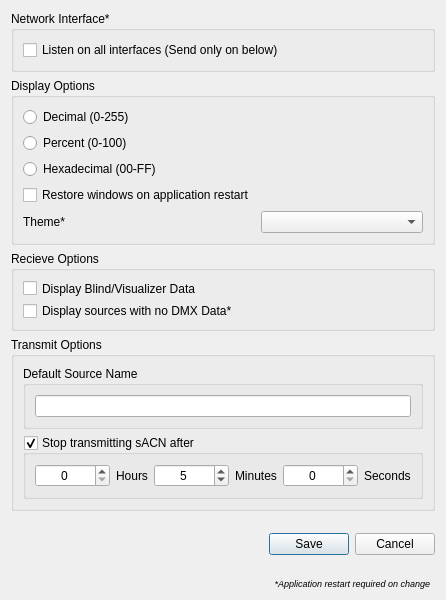
Above: ui/preferencesdialog.ui from docsteer/sacnview before the change. Below: the same form after it.
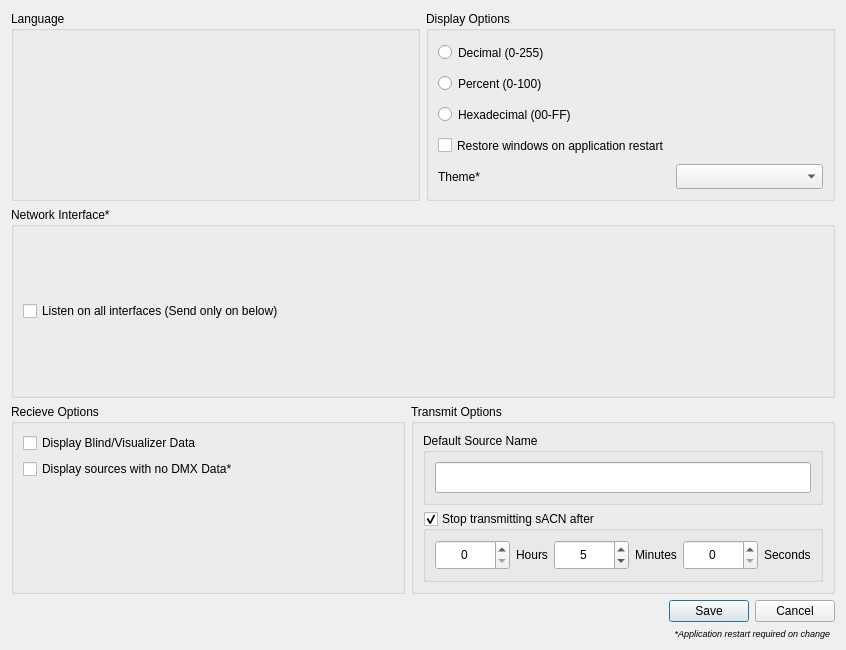
That is the form after the change. Icons and pictures are not drawn.

Patch:
```diff
--- a/ui/preferencesdialog.ui
+++ b/ui/preferencesdialog.ui
@@ -6,12 +6,12 @@
    <rect>
     <x>0</x>
     <y>0</y>
-    <width>420</width>
-    <height>600</height>
+    <width>846</width>
+    <height>650</height>
    </rect>
   </property>
   <property name="sizePolicy">
-   <sizepolicy hsizetype="Preferred" vsizetype="Expanding">
+   <sizepolicy hsizetype="Expanding" vsizetype="Expanding">
     <horstretch>0</horstretch>
     <verstretch>0</verstretch>
    </sizepolicy>
@@ -23,36 +23,34 @@
    <iconset resource="../res/resources.qrc">
     <normaloff>:/icons/settings.png</normaloff>:/icons/settings.png</iconset>
   </property>
-  <layout class="QVBoxLayout" name="verticalLayout_4">
+  <layout class="QVBoxLayout" name="verticalLayout_2" stretch="1,1,1,0">
    <property name="sizeConstraint">
     <enum>QLayout::SetMinimumSize</enum>
    </property>
-   <item alignment="Qt::AlignVCenter">
-    <widget class="QGroupBox" name="gbNetworkInterface">
+   <item>
+    <layout class="QHBoxLayout" name="hlDisplayOptions">
+     <item>
+      <widget class="QGroupBox" name="gbLanguage">
      <property name="sizePolicy">
-      <sizepolicy hsizetype="Preferred" vsizetype="Expanding">
+        <sizepolicy hsizetype="Expanding" vsizetype="Expanding">
        <horstretch>0</horstretch>
        <verstretch>0</verstretch>
       </sizepolicy>
      </property>
      <property name="title">
-      <string>Network Interface*</string>
-     </property>
-     <layout class="QVBoxLayout" name="verticalLayout_NetworkInterfaces">
+        <string>Language</string>
+       </property>
+       <layout class="QVBoxLayout" name="verticalLayout_7">
       <item>
-       <widget class="QCheckBox" name="cbListenAll">
-        <property name="text">
-         <string>Listen on all interfaces (Send only on below)</string>
-        </property>
-       </widget>
+         <layout class="QVBoxLayout" name="vlLanguage"/>
       </item>
      </layout>
     </widget>
    </item>
-   <item alignment="Qt::AlignVCenter">
+     <item>
     <widget class="QGroupBox" name="gbDisplayFormat">
      <property name="sizePolicy">
-      <sizepolicy hsizetype="Preferred" vsizetype="MinimumExpanding">
+        <sizepolicy hsizetype="Expanding" vsizetype="Expanding">
        <horstretch>0</horstretch>
        <verstretch>0</verstretch>
       </sizepolicy>
@@ -67,78 +65,139 @@
       <string>Display Options</string>
      </property>
      <layout class="QFormLayout" name="formLayout">
-      <item row="6" column="1">
-       <widget class="QComboBox" name="cbTheme"/>
-      </item>
-      <item row="6" column="0">
-       <widget class="QLabel" name="label">
-        <property name="text">
-         <string>Theme*</string>
-        </property>
-       </widget>
-      </item>
-      <item row="3" column="0">
-       <widget class="QCheckBox" name="cbRestoreWindows">
-        <property name="text">
-         <string>Restore windows on application restart</string>
-        </property>
-       </widget>
-      </item>
-      <item row="2" column="0">
-       <widget class="QRadioButton" name="HexDisplayFormat">
-        <property name="text">
-         <string>Hexadecimal (00-FF)</string>
-        </property>
-       </widget>
-      </item>
-      <item row="1" column="0">
-       <widget class="QRadioButton" name="PercentDisplayFormat">
-        <property name="text">
-         <string>Percent (0-100)</string>
-        </property>
-       </widget>
-      </item>
       <item row="0" column="0">
        <widget class="QRadioButton" name="DecimalDisplayFormat">
         <property name="enabled">
          <bool>true</bool>
         </property>
+          <property name="sizePolicy">
+           <sizepolicy hsizetype="Expanding" vsizetype="Expanding">
+            <horstretch>0</horstretch>
+            <verstretch>0</verstretch>
+           </sizepolicy>
+          </property>
         <property name="text">
          <string>Decimal (0-255)</string>
         </property>
        </widget>
       </item>
+        <item row="1" column="0">
+         <widget class="QRadioButton" name="PercentDisplayFormat">
+          <property name="sizePolicy">
+           <sizepolicy hsizetype="Expanding" vsizetype="Expanding">
+            <horstretch>0</horstretch>
+            <verstretch>0</verstretch>
+           </sizepolicy>
+          </property>
+          <property name="text">
+           <string>Percent (0-100)</string>
+          </property>
+         </widget>
+        </item>
+        <item row="2" column="0">
+         <widget class="QRadioButton" name="HexDisplayFormat">
+          <property name="sizePolicy">
+           <sizepolicy hsizetype="Expanding" vsizetype="Expanding">
+            <horstretch>0</horstretch>
+            <verstretch>0</verstretch>
+           </sizepolicy>
+          </property>
+          <property name="text">
+           <string>Hexadecimal (00-FF)</string>
+          </property>
+         </widget>
+        </item>
+        <item row="3" column="0">
+         <widget class="QCheckBox" name="cbRestoreWindows">
+          <property name="sizePolicy">
+           <sizepolicy hsizetype="Expanding" vsizetype="Expanding">
+            <horstretch>0</horstretch>
+            <verstretch>0</verstretch>
+           </sizepolicy>
+          </property>
+          <property name="text">
+           <string>Restore windows on application restart</string>
+          </property>
+         </widget>
+        </item>
+        <item row="6" column="0">
+         <widget class="QLabel" name="label">
+          <property name="sizePolicy">
+           <sizepolicy hsizetype="Expanding" vsizetype="Expanding">
+            <horstretch>0</horstretch>
+            <verstretch>0</verstretch>
+           </sizepolicy>
+          </property>
+          <property name="text">
+           <string>Theme*</string>
+          </property>
+         </widget>
+        </item>
+        <item row="6" column="1">
+         <widget class="QComboBox" name="cbTheme">
+          <property name="sizePolicy">
+           <sizepolicy hsizetype="Expanding" vsizetype="Expanding">
+            <horstretch>0</horstretch>
+            <verstretch>0</verstretch>
+           </sizepolicy>
+          </property>
+         </widget>
+        </item>
      </layout>
     </widget>
    </item>
-   <item alignment="Qt::AlignVCenter">
+    </layout>
+   </item>
+   <item>
+    <layout class="QHBoxLayout" name="hlNetworkOptions">
+     <item>
+      <widget class="QGroupBox" name="gbNetworkInterface">
+       <property name="sizePolicy">
+        <sizepolicy hsizetype="Expanding" vsizetype="Expanding">
+         <horstretch>0</horstretch>
+         <verstretch>0</verstretch>
+        </sizepolicy>
+       </property>
+       <property name="title">
+        <string>Network Interface*</string>
+       </property>
+       <layout class="QVBoxLayout" name="verticalLayout_NetworkInterfaces">
+        <item>
+         <widget class="QCheckBox" name="cbListenAll">
+          <property name="sizePolicy">
+           <sizepolicy hsizetype="Expanding" vsizetype="Expanding">
+            <horstretch>0</horstretch>
+            <verstretch>0</verstretch>
+           </sizepolicy>
+          </property>
+          <property name="text">
+           <string>Listen on all interfaces (Send only on below)</string>
+          </property>
+         </widget>
+        </item>
+       </layout>
+      </widget>
+     </item>
+    </layout>
+   </item>
+   <item>
+    <layout class="QHBoxLayout" name="hlSendRecieveOptions">
+     <item>
     <widget class="QGroupBox" name="gbRecieveOptions">
      <property name="sizePolicy">
-      <sizepolicy hsizetype="Preferred" vsizetype="MinimumExpanding">
+        <sizepolicy hsizetype="Expanding" vsizetype="Expanding">
        <horstretch>0</horstretch>
        <verstretch>0</verstretch>
       </sizepolicy>
      </property>
-     <property name="minimumSize">
-      <size>
-       <width>0</width>
-       <height>80</height>
-      </size>
-     </property>
-     <property name="maximumSize">
-      <size>
-       <width>16777215</width>
-       <height>50</height>
-      </size>
-     </property>
      <property name="title">
       <string>Recieve Options</string>
      </property>
-     <layout class="QVBoxLayout" name="verticalLayout">
+       <layout class="QVBoxLayout" name="verticalLayout" stretch="0,0,1">
       <item>
        <widget class="QCheckBox" name="cbDisplayBlind">
         <property name="sizePolicy">
-         <sizepolicy hsizetype="Minimum" vsizetype="Preferred">
+           <sizepolicy hsizetype="Expanding" vsizetype="Expanding">
           <horstretch>0</horstretch>
           <verstretch>0</verstretch>
          </sizepolicy>
@@ -157,39 +216,34 @@
       <item>
        <widget class="QCheckBox" name="cbDisplayDDOnlys">
         <property name="sizePolicy">
-         <sizepolicy hsizetype="Minimum" vsizetype="Preferred">
+           <sizepolicy hsizetype="Expanding" vsizetype="Expanding">
           <horstretch>0</horstretch>
           <verstretch>0</verstretch>
          </sizepolicy>
         </property>
-        <property name="maximumSize">
-         <size>
-          <width>16777215</width>
-          <height>30</height>
-         </size>
-        </property>
         <property name="text">
          <string>Display sources with no DMX Data*</string>
         </property>
        </widget>
       </item>
+        <item>
+         <spacer name="verticalSpacer">
+          <property name="orientation">
+           <enum>Qt::Vertical</enum>
+          </property>
+         </spacer>
+        </item>
      </layout>
     </widget>
    </item>
-   <item alignment="Qt::AlignVCenter">
+     <item>
     <widget class="QGroupBox" name="gbTransmitOptions">
      <property name="sizePolicy">
-      <sizepolicy hsizetype="Preferred" vsizetype="MinimumExpanding">
+        <sizepolicy hsizetype="Expanding" vsizetype="Expanding">
        <horstretch>0</horstretch>
        <verstretch>0</verstretch>
       </sizepolicy>
      </property>
-     <property name="minimumSize">
-      <size>
-       <width>0</width>
-       <height>170</height>
-      </size>
-     </property>
      <property name="title">
       <string>Transmit Options</string>
      </property>
@@ -197,7 +251,7 @@
       <item>
        <widget class="QGroupBox" name="gbTransmitName">
         <property name="sizePolicy">
-         <sizepolicy hsizetype="Preferred" vsizetype="Expanding">
+           <sizepolicy hsizetype="Expanding" vsizetype="Expanding">
           <horstretch>0</horstretch>
           <verstretch>0</verstretch>
          </sizepolicy>
@@ -208,6 +262,12 @@
         <layout class="QVBoxLayout" name="verticalLayout_5">
          <item>
           <widget class="QLineEdit" name="leDefaultSourceName">
+             <property name="sizePolicy">
+              <sizepolicy hsizetype="Expanding" vsizetype="Expanding">
+               <horstretch>0</horstretch>
+               <verstretch>0</verstretch>
+              </sizepolicy>
+             </property>
            <property name="maxLength">
             <number>63</number>
            </property>
@@ -222,7 +282,7 @@
       <item>
        <widget class="QGroupBox" name="gbTransmitTimeout">
         <property name="sizePolicy">
-         <sizepolicy hsizetype="Preferred" vsizetype="Expanding">
+           <sizepolicy hsizetype="Expanding" vsizetype="Expanding">
           <horstretch>0</horstretch>
           <verstretch>0</verstretch>
          </sizepolicy>
@@ -241,6 +301,12 @@
            </property>
            <item>
             <widget class="QSpinBox" name="NumOfHoursOfSacn">
+               <property name="sizePolicy">
+                <sizepolicy hsizetype="Expanding" vsizetype="Expanding">
+                 <horstretch>0</horstretch>
+                 <verstretch>0</verstretch>
+                </sizepolicy>
+               </property>
              <property name="minimumSize">
               <size>
                <width>75</width>
@@ -257,6 +323,12 @@
            </item>
            <item>
             <widget class="QLabel" name="label_4">
+               <property name="sizePolicy">
+                <sizepolicy hsizetype="Expanding" vsizetype="Expanding">
+                 <horstretch>0</horstretch>
+                 <verstretch>0</verstretch>
+                </sizepolicy>
+               </property>
              <property name="text">
               <string>Hours</string>
              </property>
@@ -264,6 +336,12 @@
            </item>
            <item>
             <widget class="QSpinBox" name="NumOfMinOfSacn">
+               <property name="sizePolicy">
+                <sizepolicy hsizetype="Expanding" vsizetype="Expanding">
+                 <horstretch>0</horstretch>
+                 <verstretch>0</verstretch>
+                </sizepolicy>
+               </property>
              <property name="minimumSize">
               <size>
                <width>75</width>
@@ -283,6 +361,12 @@
            </item>
            <item>
             <widget class="QLabel" name="label_3">
+               <property name="sizePolicy">
+                <sizepolicy hsizetype="Expanding" vsizetype="Expanding">
+                 <horstretch>0</horstretch>
+                 <verstretch>0</verstretch>
+                </sizepolicy>
+               </property>
              <property name="text">
               <string>Minutes</string>
              </property>
@@ -290,6 +374,12 @@
            </item>
            <item>
             <widget class="QSpinBox" name="NumOfSecOfSacn">
+               <property name="sizePolicy">
+                <sizepolicy hsizetype="Expanding" vsizetype="Expanding">
+                 <horstretch>0</horstretch>
+                 <verstretch>0</verstretch>
+                </sizepolicy>
+               </property>
              <property name="minimumSize">
               <size>
                <width>75</width>
@@ -309,6 +399,12 @@
            </item>
            <item>
             <widget class="QLabel" name="label_2">
+               <property name="sizePolicy">
+                <sizepolicy hsizetype="Expanding" vsizetype="Expanding">
+                 <horstretch>0</horstretch>
+                 <verstretch>0</verstretch>
+                </sizepolicy>
+               </property>
              <property name="text">
               <string>Seconds</string>
              </property>
@@ -322,10 +418,14 @@
      </layout>
     </widget>
    </item>
-   <item alignment="Qt::AlignVCenter">
+    </layout>
+   </item>
+   <item>
+    <layout class="QVBoxLayout" name="vlSaveCancel">
+     <item>
     <widget class="QDialogButtonBox" name="buttonBox">
      <property name="sizePolicy">
-      <sizepolicy hsizetype="Expanding" vsizetype="Fixed">
+        <sizepolicy hsizetype="Expanding" vsizetype="Expanding">
        <horstretch>0</horstretch>
        <verstretch>0</verstretch>
       </sizepolicy>
@@ -341,7 +441,7 @@
    <item>
     <widget class="QLabel" name="lblRestartInfo">
      <property name="sizePolicy">
-      <sizepolicy hsizetype="Preferred" vsizetype="Fixed">
+        <sizepolicy hsizetype="Expanding" vsizetype="Expanding">
        <horstretch>0</horstretch>
        <verstretch>0</verstretch>
       </sizepolicy>
@@ -359,6 +459,8 @@
       <set>Qt::AlignRight|Qt::AlignTrailing|Qt::AlignVCenter</set>
      </property>
     </widget>
+     </item>
+    </layout>
    </item>
   </layout>
  </widget>
```
Lines whose indentation alone changed are shown as unchanged.
